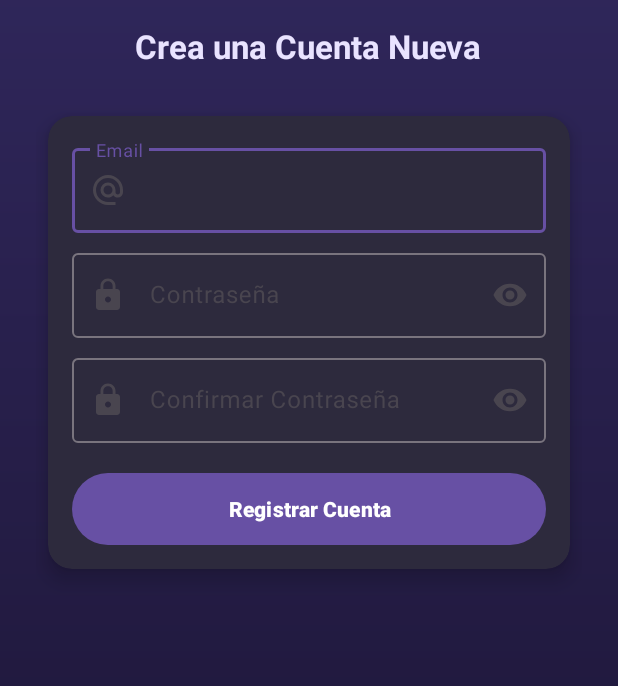
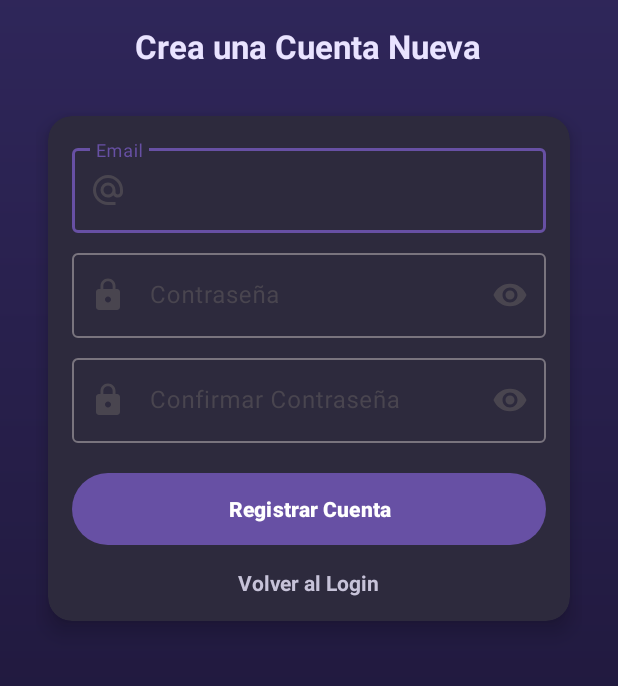
Before and after one commit to JackP390/SFBS-Mobile, an Android app: the RegistrarCuentaActivity screen opened directly, with no data from a screen before it, on a phone screen of 412 x 824 dp, the part 276-962 px from its top. Run offline under Robolectric (Android 15) with nearby library versions, the phone set to English and light mode, and no system bars.

Commit message:
Se agrega "volver al login" funcional en Crear cuenta nueva

```diff
--- a/app/src/main/java/com/example/saintfiguresbraveshop/RegistrarCuentaActivity.kt
+++ b/app/src/main/java/com/example/saintfiguresbraveshop/RegistrarCuentaActivity.kt
@@ -3,6 +3,7 @@ package com.example.saintfiguresbraveshop
 import android.content.Intent
 import android.os.Bundle
 import android.widget.Button
+import android.widget.TextView
 import androidx.activity.enableEdgeToEdge
 import androidx.appcompat.app.AlertDialog
 import androidx.appcompat.app.AppCompatActivity
@@ -22,6 +23,7 @@ class RegistrarCuentaActivity : AppCompatActivity() {
         }
 
         val registerButton = findViewById<Button>(R.id.buttonRegistrarCuenta)
+        val backToLoginLink = findViewById<TextView>(R.id.linkVolverLogin)
 
         registerButton.setOnClickListener {
             AlertDialog.Builder(this)
@@ -35,5 +37,8 @@ class RegistrarCuentaActivity : AppCompatActivity() {
                 }
                 .show()
         }
+            backToLoginLink.setOnClickListener {
+                finish()
+        }
     }
 }
--- a/app/src/main/res/layout/activity_main.xml
+++ b/app/src/main/res/layout/activity_main.xml
@@ -114,7 +114,7 @@
                         android:id="@+id/linkRecuperarClave"
                         android:layout_width="wrap_content"
                         android:layout_height="wrap_content"
-                        android:text="¿Olvidaste tu Contraseña?"
+                        android:text="Recuperar contraseña"
                         android:textColor="#FFFFFF"
                         android:textSize="14sp"
                         android:paddingHorizontal="10dp"
@@ -136,7 +136,7 @@
                         android:id="@+id/linkRegistrarCuenta"
                         android:layout_width="wrap_content"
                         android:layout_height="wrap_content"
-                        android:text="Registrar Cuenta"
+                        android:text="Registrar"
                         android:textColor="#FFFFFF"
                         android:textSize="14sp"
                         android:paddingHorizontal="10dp"
--- a/app/src/main/res/layout/activity_registrar_cuenta.xml
+++ b/app/src/main/res/layout/activity_registrar_cuenta.xml
@@ -106,6 +106,21 @@
                     android:fontFamily="sans-serif-medium"
                     android:layout_marginTop="20dp"
                     android:background="@drawable/btn_gradient"/>
+
+                <TextView
+                    android:id="@+id/linkVolverLogin"
+                    android:layout_width="wrap_content"
+                    android:layout_height="wrap_content"
+                    android:text="Volver al Login"
+                    android:textColor="#C7C3D9"
+                    android:textSize="14sp"
+                    android:layout_gravity="center_horizontal"
+                    android:layout_marginTop="15dp"
+                    android:clickable="true"
+                    android:focusable="true"
+                    android:textStyle="bold"
+                    />
+
             </LinearLayout>
 
         </androidx.cardview.widget.CardView>
```
